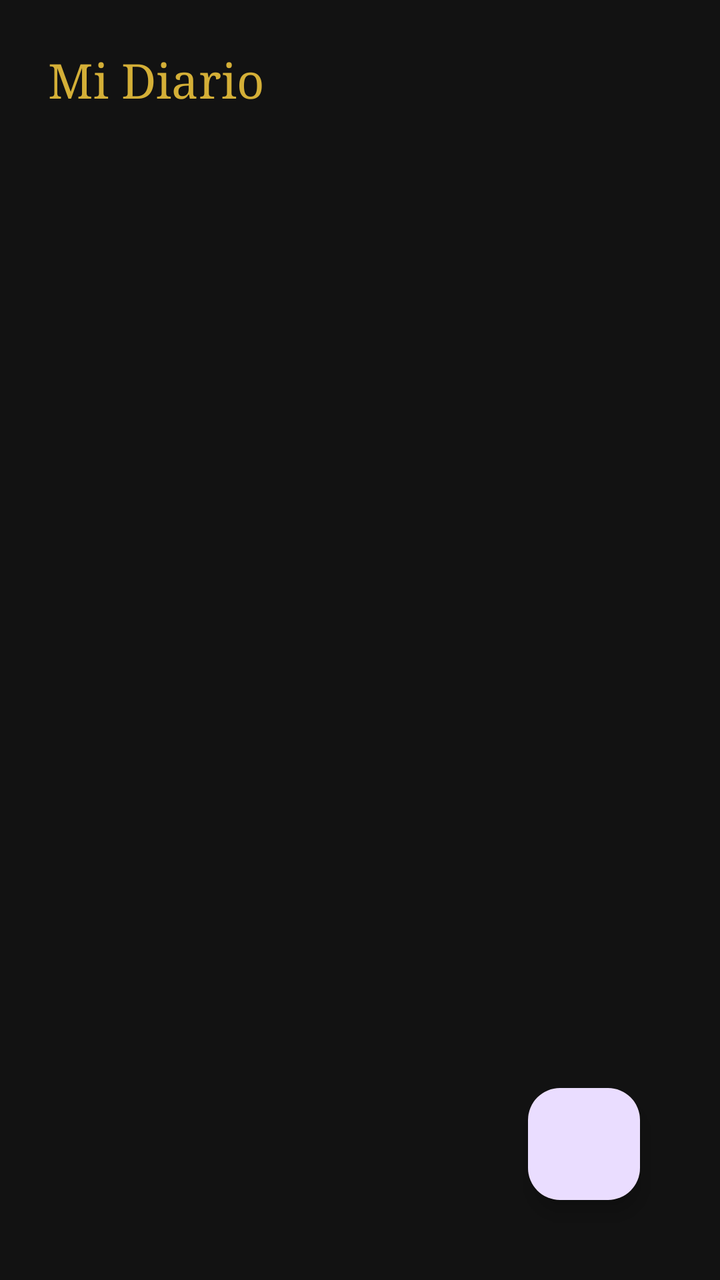
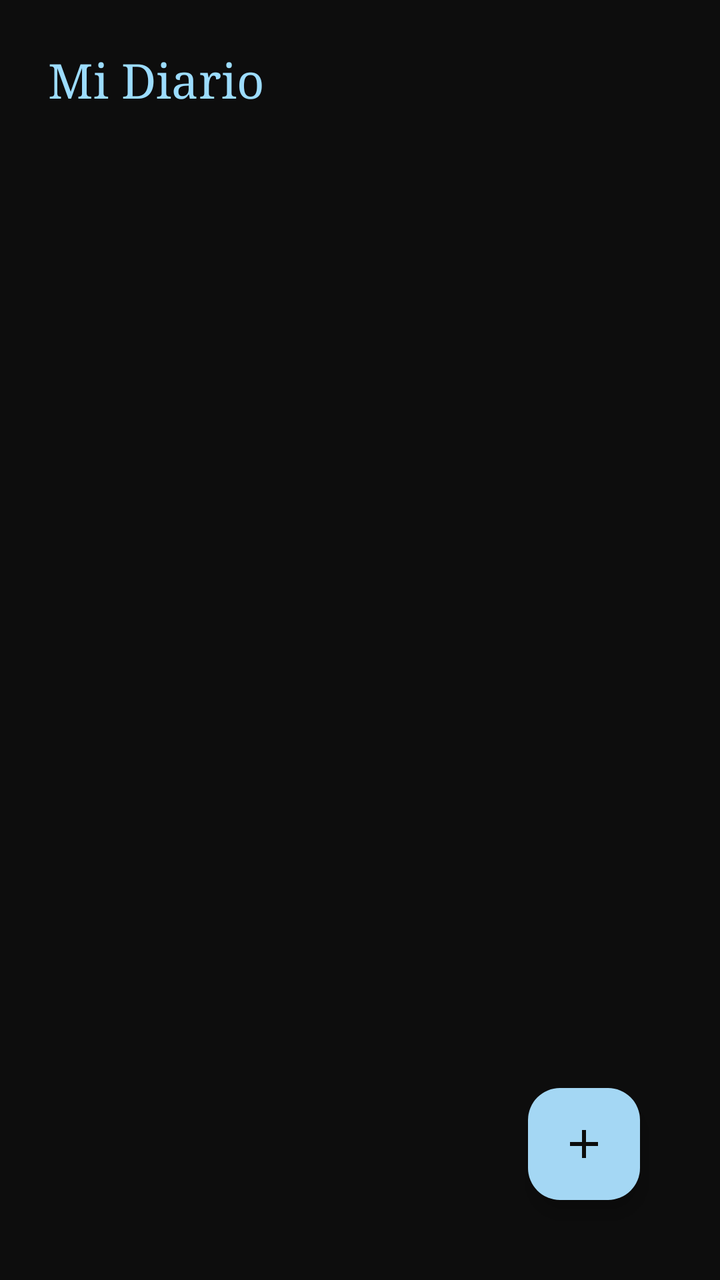

The first picture is an Android layout as it rendered before a commit; the second is the same layout after the commit. The layout source and the unified diff follow.
<!-- AndroidManifest.xml: application theme Theme.Recursoscatolicos -->
<!-- res/layout/activity_diario.xml -->
<?xml version="1.0" encoding="utf-8"?>
<androidx.constraintlayout.widget.ConstraintLayout
    xmlns:android="http://schemas.android.com/apk/res/android"
    xmlns:app="http://schemas.android.com/apk/res-auto"
    android:layout_width="match_parent"
    android:layout_height="match_parent"
    android:background="@color/deep_night"
    android:padding="24dp">

    <TextView
        android:id="@+id/tv_diario_title"
        android:layout_width="wrap_content"
        android:layout_height="wrap_content"
        android:text="Mi Diario"
        android:textColor="@color/soft_gold"
        android:textSize="24sp"
        android:fontFamily="serif"
        app:layout_constraintStart_toStartOf="parent"
        app:layout_constraintTop_toTopOf="parent" />

    <androidx.recyclerview.widget.RecyclerView
        android:id="@+id/recyclerViewDiario"
        android:layout_width="0dp"
        android:layout_height="0dp"
        android:padding="8dp"
        app:layout_constraintBottom_toBottomOf="@id/tv_diario_title"
        app:layout_constraintEnd_toEndOf="parent"
        app:layout_constraintStart_toStartOf="parent"
        app:layout_constraintTop_toTopOf="parent" />

    <com.google.android.material.floatingactionbutton.FloatingActionButton
        android:id="@+id/fabAdd"
        android:layout_width="wrap_content"
        android:layout_height="wrap_content"
        android:layout_margin="16dp"
        android:contentDescription="@string/anadir_nueva_entrada"
        android:src="@drawable/ic_add"
        app:layout_constraintBottom_toBottomOf="parent"
        app:layout_constraintEnd_toEndOf="parent" />

</androidx.constraintlayout.widget.ConstraintLayout>
<!-- resources referenced by this layout -->
<resources>
  <color name="deep_night">#121212</color>
  <color name="soft_gold">#D4AF37</color>
  <!-- drawable ic_add (drawable) -->
  <?xml version="1.0" encoding="utf-8"?>
  <selector xmlns:android="http://schemas.android.com/apk/res/android">
  
  </selector>
  <string name="anadir_nueva_entrada">Añadir nueva entrada</string>
  <style name="Theme.Recursoscatolicos" parent="Base.Theme.Recursoscatolicos" />
  <style name="Base.Theme.Recursoscatolicos" parent="Theme.Material3.DayNight.NoActionBar">
          
          <item name="colorPrimary">@color/soft_gold</item>
          <item name="colorOnPrimary">@color/deep_night</item>
          <item name="colorSecondary">@color/dark_charcoal</item>
          <item name="colorOnSecondary">@color/prayer_cream</item>
          <item name="android:windowBackground">@color/deep_night</item>
          <item name="colorSurface">@color/deep_night</item>
          <item name="colorOnSurface">@color/prayer_cream</item>
          <item name="colorError">#B00020</item>
          <item name="colorOnError">@color/white</item>
      </style>
  <color name="dark_charcoal">#1F1F1F</color>
  <color name="prayer_cream">#F5F5DC</color>
  <color name="white">#FFFFFFFF</color>
</resources>

<!-- the commit's change to res/layout/activity_diario.xml (unified diff, before → after) -->
@@ -2,6 +2,7 @@
 <androidx.constraintlayout.widget.ConstraintLayout
     xmlns:android="http://schemas.android.com/apk/res/android"
     xmlns:app="http://schemas.android.com/apk/res-auto"
+    android:id="@+id/main"
     android:layout_width="match_parent"
     android:layout_height="match_parent"
     android:background="@color/deep_night"
@@ -11,8 +12,8 @@
         android:id="@+id/tv_diario_title"
         android:layout_width="wrap_content"
         android:layout_height="wrap_content"
-        android:text="Mi Diario"
-        android:textColor="@color/soft_gold"
+        android:text="@string/mi_diario"
+        android:textColor="@color/celestial_blue"
         android:textSize="24sp"
         android:fontFamily="serif"
         app:layout_constraintStart_toStartOf="parent"
@@ -22,11 +23,12 @@
         android:id="@+id/recyclerViewDiario"
         android:layout_width="0dp"
         android:layout_height="0dp"
+        android:layout_marginTop="16dp"
         android:padding="8dp"
-        app:layout_constraintBottom_toBottomOf="@id/tv_diario_title"
+        app:layout_constraintBottom_toBottomOf="parent"
         app:layout_constraintEnd_toEndOf="parent"
         app:layout_constraintStart_toStartOf="parent"
-        app:layout_constraintTop_toTopOf="parent" />
+        app:layout_constraintTop_toBottomOf="@id/tv_diario_title" />
 
     <com.google.android.material.floatingactionbutton.FloatingActionButton
         android:id="@+id/fabAdd"
@@ -35,6 +37,8 @@
         android:layout_margin="16dp"
         android:contentDescription="@string/anadir_nueva_entrada"
         android:src="@drawable/ic_add"
+        app:backgroundTint="@color/soft_gold"
+        app:tint="@color/deep_night"
         app:layout_constraintBottom_toBottomOf="parent"
         app:layout_constraintEnd_toEndOf="parent" />
 
<!-- resource entries referenced after the edit -->
@@ -1,13 +1,21 @@
 <!-- resources referenced by this layout -->
 <resources>
-  <color name="deep_night">#121212</color>
-  <color name="soft_gold">#D4AF37</color>
+  <color name="celestial_blue">#9cdcfe</color>
+  <color name="deep_night">#0D0D0D</color>
+  <color name="soft_gold">#a4d7f4</color>
   <!-- drawable ic_add (drawable) -->
-  <?xml version="1.0" encoding="utf-8"?>
-  <selector xmlns:android="http://schemas.android.com/apk/res/android">
-  
-  </selector>
+  <vector xmlns:android="http://schemas.android.com/apk/res/android"
+      android:width="24dp"
+      android:height="24dp"
+      android:viewportWidth="24"
+      android:viewportHeight="24"
+      android:tint="@color/deep_night">
+    <path
+        android:fillColor="@android:color/white"
+        android:pathData="M19,13h-6v6h-2v-6H5v-2h6V5h2v6h6v2Z"/>
+  </vector>
   <string name="anadir_nueva_entrada">Añadir nueva entrada</string>
+  <string name="mi_diario">Mi Diario</string>
   <style name="Theme.Recursoscatolicos" parent="Base.Theme.Recursoscatolicos" />
   <style name="Base.Theme.Recursoscatolicos" parent="Theme.Material3.DayNight.NoActionBar">
           
@@ -21,8 +29,8 @@
           <item name="colorError">#B00020</item>
           <item name="colorOnError">@color/white</item>
       </style>
-  <color name="dark_charcoal">#1F1F1F</color>
-  <color name="prayer_cream">#F5F5DC</color>
-  <color name="white">#FFFFFFFF</color>
+  <color name="dark_charcoal">#1A1A1A</color>
+  <color name="prayer_cream">#E5E5E5</color>
+  <color name="white">#F5F5F5</color>
 </resources>
 
